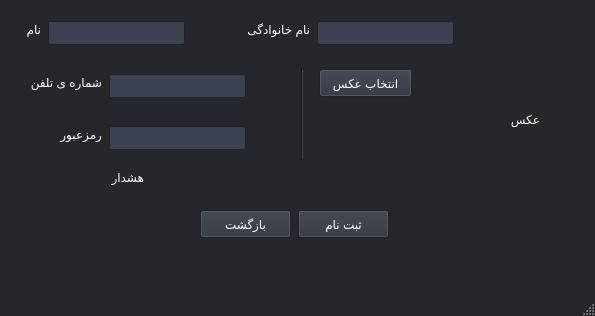
Above: Form.ui from elsobhano/python_AP_fina before the change. Below: the same form after it.
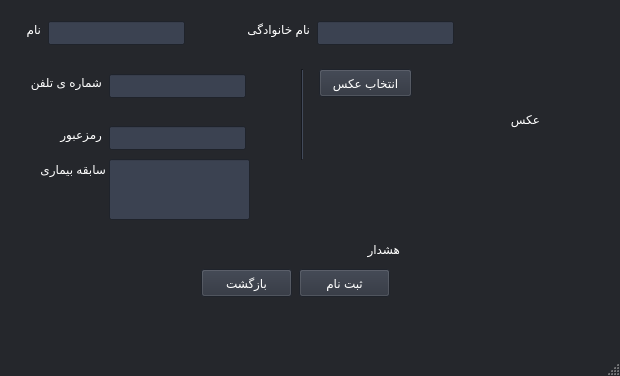
That is the form after the change.

What changed in the file:
```diff
--- a/Form.ui
+++ b/Form.ui
@@ -6,8 +6,8 @@
    <rect>
     <x>0</x>
     <y>0</y>
-    <width>595</width>
-    <height>316</height>
+    <width>620</width>
+    <height>376</height>
    </rect>
   </property>
   <property name="sizePolicy">
@@ -169,15 +169,6 @@
        </color>
       </brush>
      </colorrole>
-     <colorrole role="PlaceholderText">
-      <brush brushstyle="NoBrush">
-       <color alpha="128">
-        <red>255</red>
-        <green>255</green>
-        <blue>255</blue>
-       </color>
-      </brush>
-     </colorrole>
     </active>
     <inactive>
      <colorrole role="WindowText">
@@ -324,15 +315,6 @@
        </color>
       </brush>
      </colorrole>
-     <colorrole role="PlaceholderText">
-      <brush brushstyle="NoBrush">
-       <color alpha="128">
-        <red>255</red>
-        <green>255</green>
-        <blue>255</blue>
-       </color>
-      </brush>
-     </colorrole>
     </inactive>
     <disabled>
      <colorrole role="WindowText">
@@ -479,15 +461,6 @@
        </color>
       </brush>
      </colorrole>
-     <colorrole role="PlaceholderText">
-      <brush brushstyle="NoBrush">
-       <color alpha="128">
-        <red>255</red>
-        <green>255</green>
-        <blue>255</blue>
-       </color>
-      </brush>
-     </colorrole>
     </disabled>
    </palette>
   </property>
@@ -636,15 +609,6 @@
            </color>
           </brush>
          </colorrole>
-         <colorrole role="PlaceholderText">
-          <brush brushstyle="NoBrush">
-           <color alpha="128">
-            <red>255</red>
-            <green>255</green>
-            <blue>255</blue>
-           </color>
-          </brush>
-         </colorrole>
         </active>
         <inactive>
          <colorrole role="WindowText">
@@ -782,15 +746,6 @@
            </color>
           </brush>
          </colorrole>
-         <colorrole role="PlaceholderText">
-          <brush brushstyle="NoBrush">
-           <color alpha="128">
-            <red>255</red>
-            <green>255</green>
-            <blue>255</blue>
-           </color>
-          </brush>
-         </colorrole>
         </inactive>
         <disabled>
          <colorrole role="WindowText">
@@ -928,15 +883,6 @@
            </color>
           </brush>
          </colorrole>
-         <colorrole role="PlaceholderText">
-          <brush brushstyle="NoBrush">
-           <color alpha="128">
-            <red>255</red>
-            <green>255</green>
-            <blue>255</blue>
-           </color>
-          </brush>
-         </colorrole>
         </disabled>
        </palette>
       </property>
@@ -973,10 +919,10 @@
        <widget class="QLabel" name="ErrorLabel">
         <property name="geometry">
          <rect>
-          <x>80</x>
-          <y>160</y>
-          <width>55</width>
-          <height>16</height>
+          <x>190</x>
+          <y>230</y>
+          <width>201</width>
+          <height>20</height>
          </rect>
         </property>
         <property name="text">
@@ -1091,8 +1037,8 @@
        <widget class="QPushButton" name="BackButton">
         <property name="geometry">
          <rect>
-          <x>191</x>
-          <y>201</y>
+          <x>192</x>
+          <y>260</y>
           <width>91</width>
           <height>28</height>
          </rect>
@@ -1104,8 +1050,8 @@
        <widget class="QPushButton" name="EntButton">
         <property name="geometry">
          <rect>
-          <x>289</x>
-          <y>201</y>
+          <x>290</x>
+          <y>260</y>
           <width>91</width>
           <height>28</height>
          </rect>
@@ -1151,6 +1097,29 @@
          <string>ثبت نام</string>
         </property>
        </widget>
+       <widget class="QLineEdit" name="ResumeEdit">
+        <property name="geometry">
+         <rect>
+          <x>100</x>
+          <y>150</y>
+          <width>141</width>
+          <height>61</height>
+         </rect>
+        </property>
+       </widget>
+       <widget class="QLabel" name="label_5">
+        <property name="geometry">
+         <rect>
+          <x>16</x>
+          <y>150</y>
+          <width>81</width>
+          <height>20</height>
+         </rect>
+        </property>
+        <property name="text">
+         <string>سابقه بیماری</string>
+        </property>
+       </widget>
       </widget>
       <widget class="QWidget" name="page_2">
        <layout class="QFormLayout" name="formLayout">
```
Left out of the diff: 4 changed lines with no effect on the pictures.
